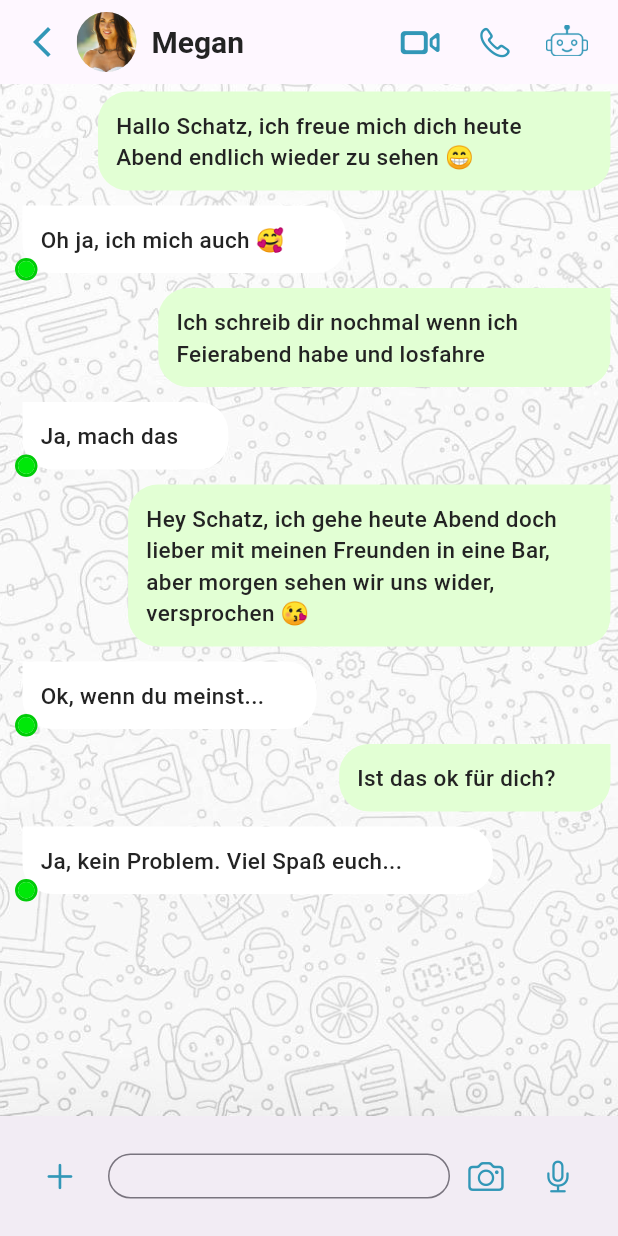
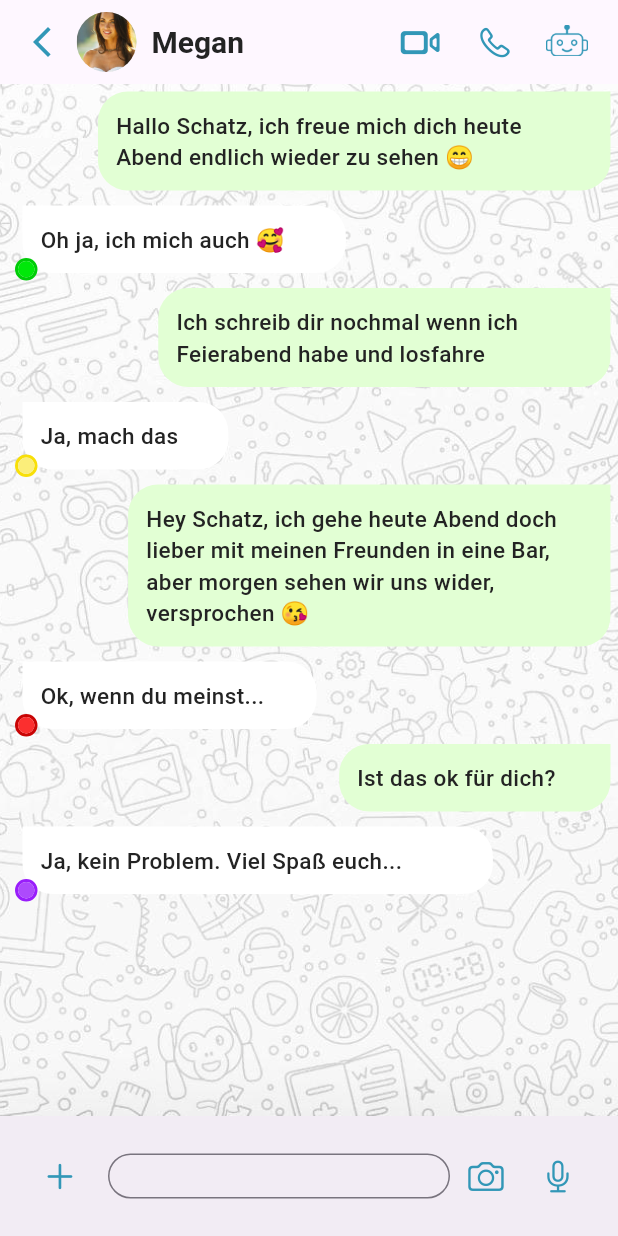
Before and after one commit to melmmarc/kibuddy, a Flutter app: the screen it shows after launch, on a phone screen of 412 x 824 dp. Run offline on Flutter 3.47's test engine with Material 3 defaults, Android fonts, the phone set to English and light mode, and no system bars.

Commit message:
added different colors to circles

```diff
--- a/kibuddy/lib/screens/chat.dart
+++ b/kibuddy/lib/screens/chat.dart
@@ -239,13 +239,13 @@ class ChatPage extends StatelessWidget {
           decoration: BoxDecoration(
             borderRadius: BorderRadius.circular(8.5), // Half of the width/height to make it a circle
             border: Border.all(
-              color: const Color(0xFF00CC08), // Border color 00CC08
+              color: const Color(0xFFF8DF07), // Border color F8DF07
               width: 2, // Border width
             ),
           ),
           child: Container(
-            decoration: const BoxDecoration(
-              color: Color(0xFF00E809), // Change the color to 00E809
+            decoration: BoxDecoration(
+              color: const Color(0xFFFBEE7A), // Circle color FBEE7A
               shape: BoxShape.circle,
             ),
           ),
@@ -254,6 +254,7 @@ class ChatPage extends StatelessWidget {
     ],
   ),
 ),
+
                   Align(
                     alignment: Alignment.centerRight,
                     child: Padding(
@@ -323,13 +324,13 @@ class ChatPage extends StatelessWidget {
           decoration: BoxDecoration(
             borderRadius: BorderRadius.circular(8.5), // Half of the width/height to make it a circle
             border: Border.all(
-              color: const Color(0xFF00CC08), // Border color 00CC08
+              color: const Color(0xFFC80404), // Border color C80404
               width: 2, // Border width
             ),
           ),
           child: Container(
-            decoration: const BoxDecoration(
-              color: Color(0xFF00E809), // Change the color to 00E809
+            decoration: BoxDecoration(
+              color: const Color(0xFFFB2F2F), // Circle color FB2F2F
               shape: BoxShape.circle,
             ),
           ),
@@ -338,6 +339,7 @@ class ChatPage extends StatelessWidget {
     ],
   ),
 ),
+
                   Align(
                     alignment: Alignment.centerRight,
                     child: Padding(
@@ -407,13 +409,13 @@ class ChatPage extends StatelessWidget {
           decoration: BoxDecoration(
             borderRadius: BorderRadius.circular(8.5), // Half of the width/height to make it a circle
             border: Border.all(
-              color: const Color(0xFF00CC08), // Border color 00CC08
+              color: const Color(0xFF991DFB), // Border color 991DFB
               width: 2, // Border width
             ),
           ),
           child: Container(
-            decoration: const BoxDecoration(
-              color: Color(0xFF00E809), // Change the color to 00E809
+            decoration: BoxDecoration(
+              color: const Color(0xFFAD4AFC), // Circle color AD4AFC
               shape: BoxShape.circle,
             ),
           ),
@@ -422,6 +424,7 @@ class ChatPage extends StatelessWidget {
     ],
   ),
 ),
+
                 ],
               ),
             ),
```
